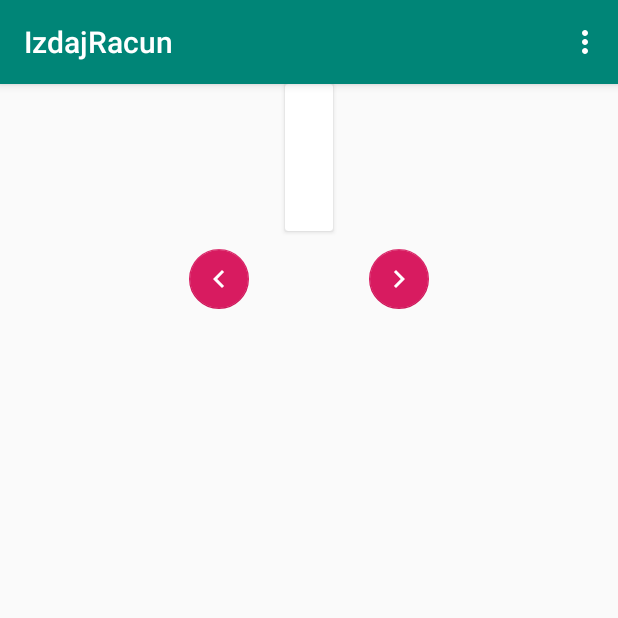
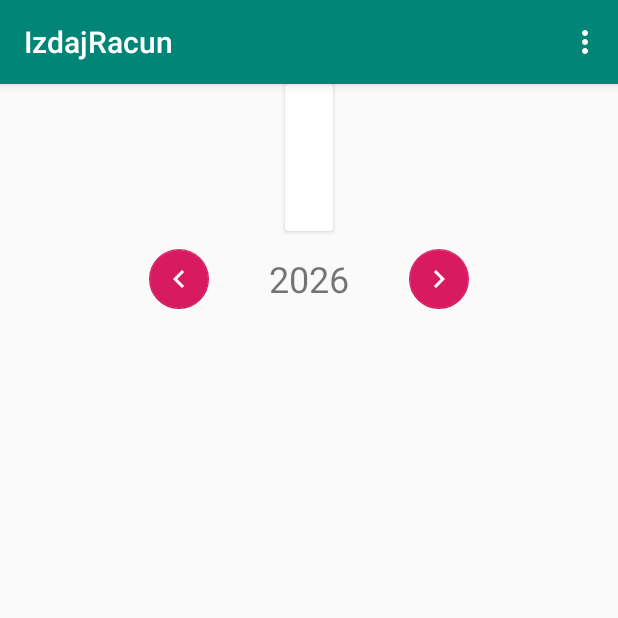
Before and after one commit to m-ladis/IzdajRacun, an Android app: the PropertyDashboardFragment screen opened through its navigation route, on a phone screen of 412 x 824 dp, the top half of it. Run offline under Robolectric (Android 15) with nearby library versions, the phone set to English and light mode, and no system bars; our stand-ins replace Room's generated code; 4 statements that could not run were skipped.

Commit message:
Created SelectedYearViewModel and observing it in fragment
- created utility class for time
- handling clicks in PropertyDashboardFragment

```diff
--- /dev/null
+++ b/app/src/main/java/hr/ml/izdajracun/utils/CustomTimeUtils.java
@@ -0,0 +1,13 @@
+package hr.ml.izdajracun.utils;
+
+import java.util.Calendar;
+import java.util.GregorianCalendar;
+import java.util.Locale;
+
+public class CustomTimeUtils {
+    public static Integer getCurrentYear(){
+        Calendar calendar = new GregorianCalendar(Locale.getDefault());
+
+        return calendar.get(Calendar.YEAR);
+    }
+}
--- a/app/src/main/java/hr/ml/izdajracun/view/PropertyDashboardFragment.java
+++ b/app/src/main/java/hr/ml/izdajracun/view/PropertyDashboardFragment.java
@@ -4,6 +4,8 @@ import android.os.Bundle;
 
 import androidx.annotation.NonNull;
 import androidx.fragment.app.Fragment;
+import androidx.lifecycle.Observer;
+import androidx.lifecycle.ViewModelProviders;
 import androidx.navigation.fragment.NavHostFragment;
 
 import android.view.LayoutInflater;
@@ -14,14 +16,22 @@ import android.view.View;
 import android.view.ViewGroup;
 import android.widget.TextView;
 
+import com.google.android.material.floatingactionbutton.FloatingActionButton;
+
 import hr.ml.izdajracun.R;
 import hr.ml.izdajracun.model.entity.RentalPropertyInfo;
+import hr.ml.izdajracun.viewmodel.SelectedYearViewModel;
 
-public class PropertyDashboardFragment extends Fragment {
+public class PropertyDashboardFragment extends Fragment implements View.OnClickListener {
 
     private static final int editMenuItemId = 1000;
 
     private RentalPropertyInfo propertyInfo;
+
+    private FloatingActionButton incrementYearButton;
+    private FloatingActionButton decrementYearButton;
+
+    SelectedYearViewModel selectedYearViewModel;
 
     public PropertyDashboardFragment() {
     }
@@ -36,13 +46,33 @@ public class PropertyDashboardFragment extends Fragment {
 
         propertyInfo = (RentalPropertyInfo) getArguments().getSerializable("property");
 
-        TextView propertyName = rootView.findViewById(R.id.property_name);
-        TextView propertyAddress = rootView.findViewById(R.id.property_address);
-        TextView ownerName = rootView.findViewById(R.id.owner_name);
+        //getting references to UI
+        incrementYearButton = rootView.findViewById(R.id.increment_year);
+        decrementYearButton = rootView.findViewById(R.id.decrement_year);
+        TextView propertyNameTextView = rootView.findViewById(R.id.property_name);
+        TextView propertyAddressTextView = rootView.findViewById(R.id.property_address);
+        TextView ownerNameTextView = rootView.findViewById(R.id.owner_name);
+        final TextView currentYearTextView = rootView.findViewById(R.id.year);
 
-        propertyName.setText(propertyInfo.getName());
-        propertyAddress.setText(propertyInfo.getAddress());
-        ownerName.setText(propertyInfo.getOwnerFirstName() + " " + propertyInfo.getOwnerLastName());
+        //add content to views
+        propertyNameTextView.setText(propertyInfo.getName());
+        propertyAddressTextView.setText(propertyInfo.getAddress());
+        ownerNameTextView.setText(
+                propertyInfo.getOwnerFirstName() + " " + propertyInfo.getOwnerLastName());
+
+        //set listeners
+        incrementYearButton.setOnClickListener(this);
+        decrementYearButton.setOnClickListener(this);
+
+        selectedYearViewModel = ViewModelProviders.of(this)
+                .get(SelectedYearViewModel.class);
+
+        selectedYearViewModel.selectedYear.observe(this, new Observer<Integer>() {
+            @Override
+            public void onChanged(Integer year) {
+                currentYearTextView.setText(String.valueOf(year));
+            }
+        });
 
         return rootView;
     }
@@ -67,4 +97,13 @@ public class PropertyDashboardFragment extends Fragment {
         }
         return true;
     }
+
+    @Override
+    public void onClick(View v) {
+        if(v == incrementYearButton){
+            selectedYearViewModel.incrementYear();
+        } else if (v == decrementYearButton){
+            selectedYearViewModel.decrementYear();
+        }
+    }
 }
--- /dev/null
+++ b/app/src/main/java/hr/ml/izdajracun/viewmodel/SelectedYearViewModel.java
@@ -0,0 +1,23 @@
+package hr.ml.izdajracun.viewmodel;
+
+import androidx.lifecycle.MutableLiveData;
+import androidx.lifecycle.ViewModel;
+
+import hr.ml.izdajracun.utils.CustomTimeUtils;
+
+public class SelectedYearViewModel extends ViewModel {
+
+    public MutableLiveData<Integer> selectedYear = new MutableLiveData<>();
+
+    public SelectedYearViewModel() {
+        selectedYear.setValue(CustomTimeUtils.getCurrentYear());
+    }
+
+    public void incrementYear(){
+        selectedYear.setValue(selectedYear.getValue() + 1);
+    }
+
+    public void decrementYear(){
+        selectedYear.setValue(selectedYear.getValue() - 1);
+    }
+}
--- a/app/src/main/res/layout/fragment_property_dashboard.xml
+++ b/app/src/main/res/layout/fragment_property_dashboard.xml
@@ -43,7 +43,7 @@
     </androidx.cardview.widget.CardView>
 
     <com.google.android.material.floatingactionbutton.FloatingActionButton
-        android:id="@+id/decrease_year"
+        android:id="@+id/decrement_year"
         android:layout_width="wrap_content"
         android:layout_height="wrap_content"
         android:layout_marginEnd="32dp"
```
